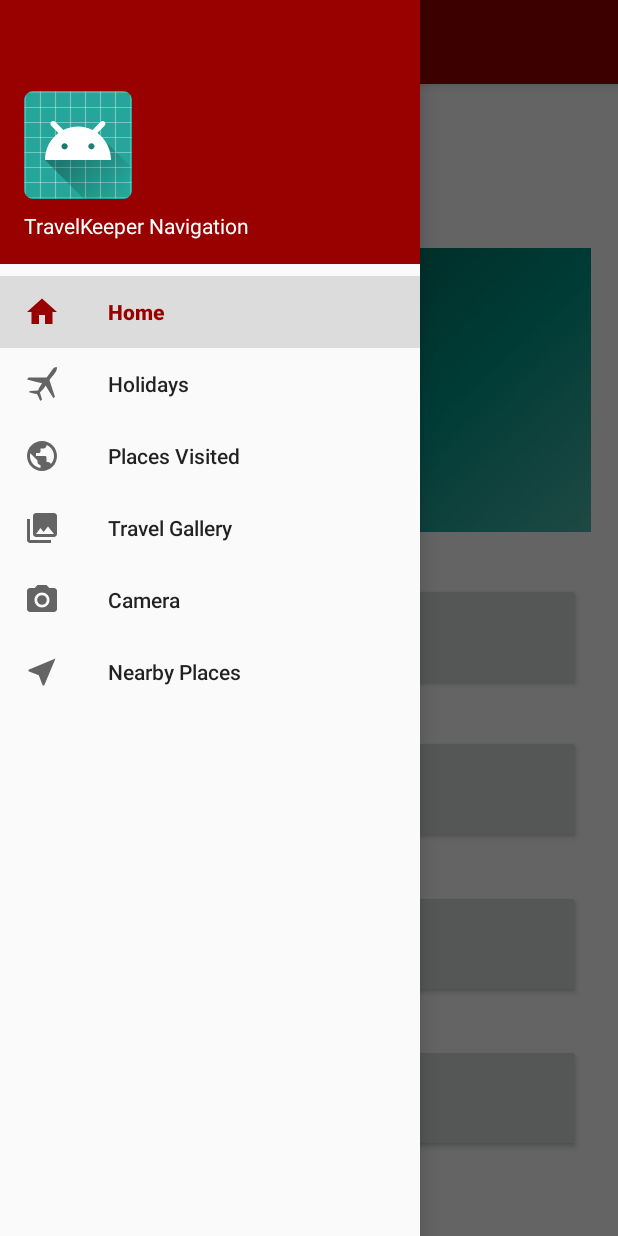
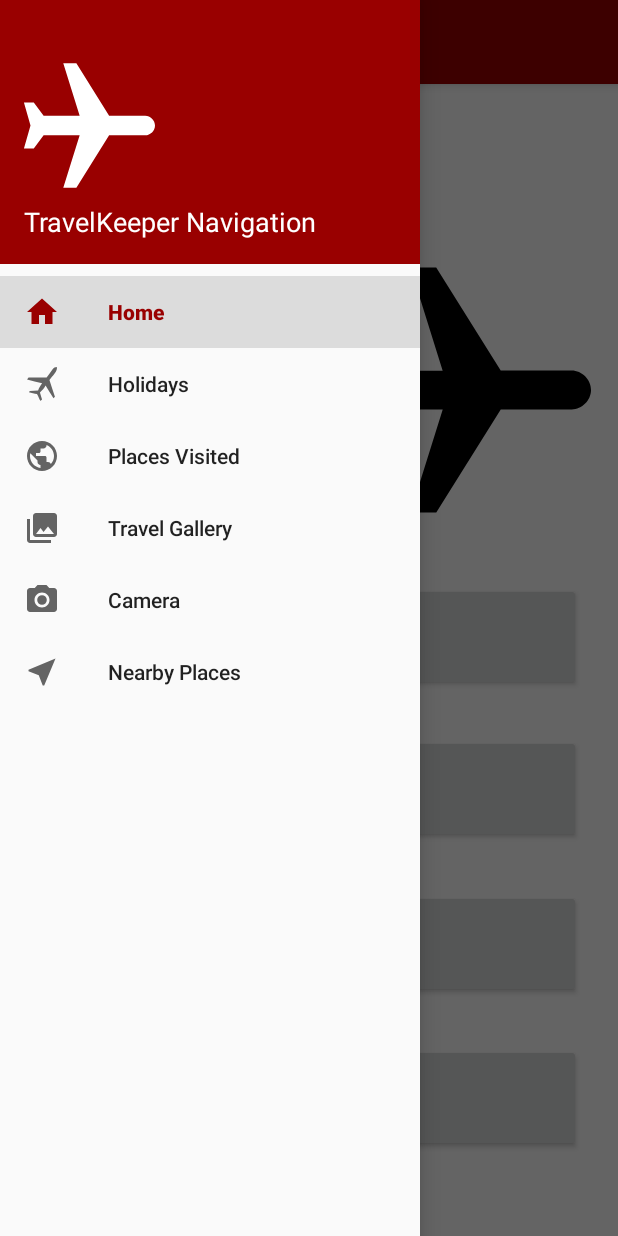
Before and after one commit to geoking/TravelKeeper, an Android app: the screen it shows after launch (MainActivity), with the side drawer open, on a phone screen of 412 x 824 dp. Run offline under Robolectric (Android 15) with nearby library versions, the phone set to English and light mode, and no system bars.

Commit message:
Updated even more icons

```diff
--- /dev/null
+++ b/app/src/main/res/drawable/ic_planeright_black.xml
@@ -0,0 +1,4 @@
+<vector android:height="24dp" android:viewportHeight="510.0"
+    android:viewportWidth="510.0" android:width="24dp" xmlns:android="http://schemas.android.com/apk/res/android">
+    <path android:fillColor="#FF000000" android:pathData="M510,255c0,-20.4 -17.9,-38.3 -38.3,-38.3H331.5L204,12.8h-51l63.8,204H76.5l-38.3,-51H0L25.5,255L0,344.3h38.3l38.3,-51h140.3l-63.8,204h51l127.5,-204h140.3C492.1,293.3 510,275.4 510,255z"/>
+</vector>
--- /dev/null
+++ b/app/src/main/res/drawable/ic_planeright_white.xml
@@ -0,0 +1,4 @@
+<vector android:height="24dp" android:viewportHeight="510.0"
+    android:viewportWidth="510.0" android:width="24dp" xmlns:android="http://schemas.android.com/apk/res/android">
+    <path android:fillColor="#ffffff" android:pathData="m510,255c0,-20.4 -17.9,-38.3 -38.3,-38.3l-140.3,0l-127.5,-204l-51,0l63.8,204l-140.3,0l-38.3,-51l-38.3,0l25.5,89.3l-25.5,89.3l38.3,0l38.3,-51l140.3,0l-63.8,204l51,0l127.5,-204l140.3,0c20.4,0 38.3,-17.9 38.3,-38.3z"/>
+</vector>
--- a/app/src/main/res/layout/content_main.xml
+++ b/app/src/main/res/layout/content_main.xml
@@ -62,7 +62,7 @@
         app:layout_constraintStart_toStartOf="parent"
         app:layout_constraintTop_toTopOf="parent"
         app:layout_constraintVertical_bias="0.761"
-        app:srcCompat="@drawable/side_nav_bar" />
+        app:srcCompat="@drawable/ic_planeright_black" />
 
     <TextView
         android:id="@+id/textView"
--- a/app/src/main/res/layout/nav_header_main.xml
+++ b/app/src/main/res/layout/nav_header_main.xml
@@ -14,17 +14,18 @@
 
     <ImageView
         android:id="@+id/imageView"
-        android:layout_width="wrap_content"
-        android:layout_height="wrap_content"
+        android:layout_width="87dp"
+        android:layout_height="95dp"
         android:paddingTop="@dimen/nav_header_vertical_spacing"
-        app:srcCompat="@mipmap/ic_launcher_round" />
+        app:srcCompat="@drawable/ic_planeright_white" />
 
     <TextView
         android:layout_width="match_parent"
         android:layout_height="wrap_content"
         android:paddingTop="@dimen/nav_header_vertical_spacing"
         android:text="TravelKeeper Navigation"
-        android:textAppearance="@style/TextAppearance.AppCompat.Body1" />
+        android:textAppearance="@style/TextAppearance.AppCompat.Body1"
+        android:textSize="18sp" />
 
 
 </LinearLayout>
```
